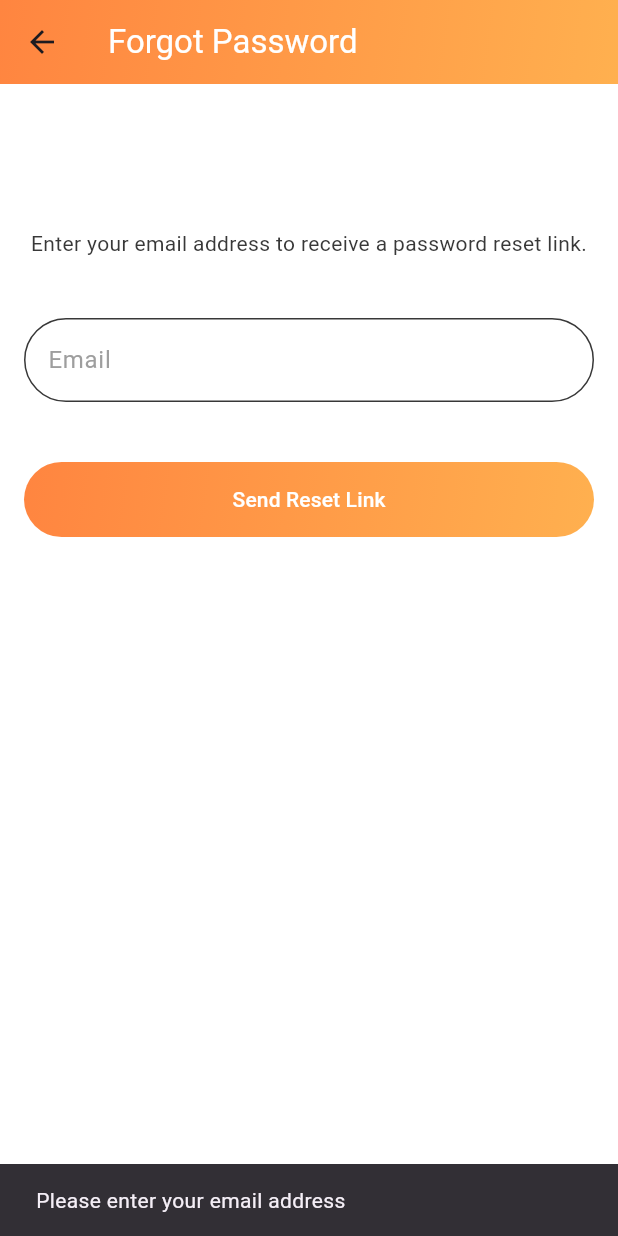
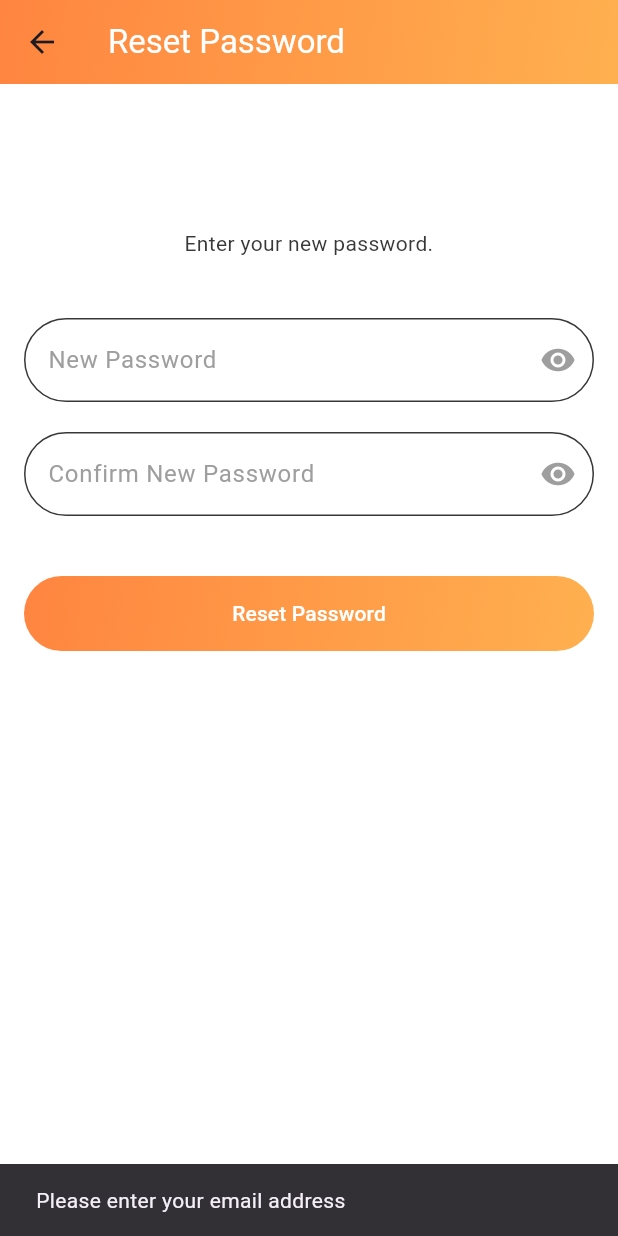
Before and after one commit to mdyasinahmed/app.appbasics, a Flutter app: the ForgotPasswordPage screen opened directly, after a tap on "Send Reset Link", on a phone screen of 412 x 824 dp. Run offline on Flutter 3.47's test engine with Material 3 defaults, Android fonts, the phone set to English and light mode, and no system bars.

Commit message:
update app by adding password reset page

```diff
--- a/appbasics/lib/forgot_password_page.dart
+++ b/appbasics/lib/forgot_password_page.dart
@@ -1,5 +1,5 @@
 import 'package:flutter/material.dart';
-// import 'package:appbasics/password_reset_page.dart';
+import 'package:appbasics/password_reset_page.dart';
 
 class ForgotPasswordPage extends StatefulWidget {
   @override
@@ -89,10 +89,10 @@
                         SnackBar(content: Text('Please enter your email address')),
                       );
                     }
-                    // Navigator.push(
-                    //   context,
-                    //   MaterialPageRoute(builder: (context) => PasswordResetPage()),
-                    // );
+                    Navigator.push(
+                      context,
+                      MaterialPageRoute(builder: (context) => PasswordResetPage()),
+                    );
                   },
                   child: Text(
                     'Send Reset Link',
--- /dev/null
+++ b/appbasics/lib/password_reset_page.dart
@@ -0,0 +1,168 @@
+import 'package:flutter/material.dart';
+
+class PasswordResetPage extends StatefulWidget {
+  @override
+  _PasswordResetPageState createState() => _PasswordResetPageState();
+}
+
+class _PasswordResetPageState extends State<PasswordResetPage> {
+  final TextEditingController _newPasswordController = TextEditingController();
+  final TextEditingController _confirmPasswordController = TextEditingController();
+  bool _obscureNewPassword = true;
+  bool _obscureConfirmPassword = true;
+
+  @override
+  Widget build(BuildContext context) {
+    return Scaffold(
+      backgroundColor: Colors.white,
+      appBar: AppBar(
+        title: Text(
+          'Reset Password',
+          style: TextStyle(color: Colors.white),
+        ),
+        flexibleSpace: Container(
+          decoration: BoxDecoration(
+            gradient: LinearGradient(
+              colors: [Color(0xFFFF8540), Color(0xFFFFB04F)],
+              begin: Alignment.topLeft,
+              end: Alignment.bottomRight,
+            ),
+          ),
+        ),
+      ),
+      body: Padding(
+        padding: const EdgeInsets.all(16.0),
+        child: SingleChildScrollView(
+          child: Column(
+            mainAxisAlignment: MainAxisAlignment.center,
+            children: [
+              SizedBox(height: 80),
+              Text(
+                'Enter your new password.',
+                textAlign: TextAlign.center,
+                style: TextStyle(color: Color(0xFF383838)),
+              ),
+              SizedBox(height: 40),
+              TextField(
+                controller: _newPasswordController,
+                obscureText: _obscureNewPassword,
+                decoration: InputDecoration(
+                  labelText: 'New Password',
+                  labelStyle: TextStyle(color: Colors.grey),
+                  hintText: 'Enter new password',
+                  hintStyle: TextStyle(color: Colors.grey),
+                  fillColor: Colors.white,
+                  filled: true,
+                  enabledBorder: OutlineInputBorder(
+                    borderRadius: BorderRadius.circular(30.0),
+                    borderSide: BorderSide(color: Color(0xFF383838)),
+                  ),
+                  focusedBorder: OutlineInputBorder(
+                    borderRadius: BorderRadius.circular(30.0),
+                    borderSide: BorderSide(color: Color(0xFF383838)),
+                  ),
+                  suffixIcon: IconButton(
+                    icon: Icon(
+                      _obscureNewPassword ? Icons.visibility : Icons.visibility_off,
+                      color: Colors.grey,
+                    ),
+                    onPressed: () {
+                      setState(() {
+                        _obscureNewPassword = !_obscureNewPassword;
+                      });
+                    },
+                  ),
+                ),
+                style: TextStyle(color: Color(0xFF383838)),
+              ),
+              SizedBox(height: 20),
+              TextField(
+                controller: _confirmPasswordController,
+                obscureText: _obscureConfirmPassword,
+                decoration: InputDecoration(
+                  labelText: 'Confirm New Password',
+                  labelStyle: TextStyle(color: Colors.grey),
+                  hintText: 'Re-enter new password',
+                  hintStyle: TextStyle(color: Colors.grey),
+                  fillColor: Colors.white,
+                  filled: true,
+                  enabledBorder: OutlineInputBorder(
+                    borderRadius: BorderRadius.circular(30.0),
+                    borderSide: BorderSide(color: Color(0xFF383838)),
+                  ),
+                  focusedBorder: OutlineInputBorder(
+                    borderRadius: BorderRadius.circular(30.0),
+                    borderSide: BorderSide(color: Color(0xFF383838)),
+                  ),
+                  suffixIcon: IconButton(
+                    icon: Icon(
+                      _obscureConfirmPassword ? Icons.visibility : Icons.visibility_off,
+                      color: Colors.grey,
+                    ),
+                    onPressed: () {
+                      setState(() {
+                        _obscureConfirmPassword = !_obscureConfirmPassword;
+                      });
+                    },
+                  ),
+                ),
+                style: TextStyle(color: Color(0xFF383838)),
+              ),
+              SizedBox(height: 40),
+              Container(
+                width: double.infinity,
+                height: 50,
+                decoration: BoxDecoration(
+                  gradient: LinearGradient(
+                    colors: [Color(0xFFFF8540), Color(0xFFFFB04F)],
+                    begin: Alignment.topLeft,
+                    end: Alignment.bottomRight,
+                  ),
+                  borderRadius: BorderRadius.circular(30.0),
+                ),
+                child: ElevatedButton(
+                  onPressed: () {
+                    String newPassword = _newPasswordController.text;
+                    String confirmPassword = _confirmPasswordController.text;
+
+                    if (newPassword.isNotEmpty && confirmPassword.isNotEmpty) {
+                      if (newPassword == confirmPassword) {
+                        // Handle password reset logic here
+                        ScaffoldMessenger.of(context).showSnackBar(
+                          SnackBar(content: Text('Password has been reset successfully')),
+                        );
+                        Navigator.pop(context); // Navigate back after submission
+                      } else {
+                        // Show error if passwords do not match
+                        ScaffoldMessenger.of(context).showSnackBar(
+                          SnackBar(content: Text('Passwords do not match')),
+                        );
+                      }
+                    } else {
+                      // Show error if any field is empty
+                      ScaffoldMessenger.of(context).showSnackBar(
+                        SnackBar(content: Text('Please fill in both fields')),
+                      );
+                    }
+                  },
+                  child: Text(
+                    'Reset Password',
+                    style: TextStyle(color: Colors.white),
+                  ),
+                  style: ElevatedButton.styleFrom(
+                    backgroundColor: Colors.transparent,
+                    shadowColor: Colors.transparent,
+                    shape: RoundedRectangleBorder(
+                      borderRadius: BorderRadius.circular(30.0),
+                    ),
+                  ),
+                ),
+              ),
+              SizedBox(height: 40),
+            ],
+          ),
+        ),
+      ),
+    );
+  }
+}
```
